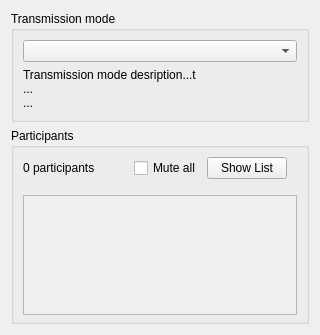
This is UiModule/ui/VoiceControl.ui in realXtend/tundra as Qt 5 draws it before an edit. The edited form follows.
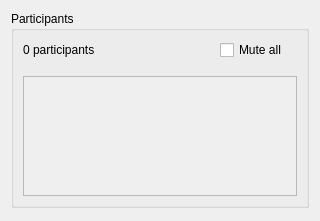
This is the edited form.

Commit message: Separated audio transmissio mode selection and voice participant list view widgets.

What changed in the file:
```diff
--- a/UiModule/ui/VoiceControl.ui
+++ b/UiModule/ui/VoiceControl.ui
@@ -7,7 +7,7 @@
     <x>0</x>
     <y>0</y>
     <width>320</width>
-    <height>335</height>
+    <height>221</height>
    </rect>
   </property>
   <property name="minimumSize">
@@ -20,45 +20,6 @@
    <string>Form</string>
   </property>
   <layout class="QVBoxLayout" name="verticalLayout">
-   <item>
-    <widget class="QGroupBox" name="transmissionModeGroupBox">
-     <property name="minimumSize">
-      <size>
-       <width>0</width>
-       <height>110</height>
-      </size>
-     </property>
-     <property name="title">
-      <string>Transmission mode</string>
-     </property>
-     <property name="alignment">
-      <set>Qt::AlignLeading|Qt::AlignLeft|Qt::AlignTop</set>
-     </property>
-     <property name="flat">
-      <bool>false</bool>
-     </property>
-     <property name="checkable">
-      <bool>false</bool>
-     </property>
-     <layout class="QVBoxLayout" name="verticalLayout_2">
-      <item>
-       <widget class="QComboBox" name="transmissionModeComboBox"/>
-      </item>
-      <item>
-       <widget class="QLabel" name="transmissionModeDescriptionLabel">
-        <property name="text">
-         <string>Transmission mode desription...t
-...
-...</string>
-        </property>
-        <property name="wordWrap">
-         <bool>true</bool>
-        </property>
-       </widget>
-      </item>
-     </layout>
-    </widget>
-   </item>
    <item>
     <widget class="QGroupBox" name="participantsGroupBox">
      <property name="title">
@@ -103,16 +64,6 @@
           </property>
          </widget>
         </item>
-        <item>
-         <widget class="QPushButton" name="showListButton">
-          <property name="enabled">
-           <bool>true</bool>
-          </property>
-          <property name="text">
-           <string>Show List</string>
-          </property>
-         </widget>
-        </item>
        </layout>
       </item>
       <item>
```
The commit also changes 14 other files.
